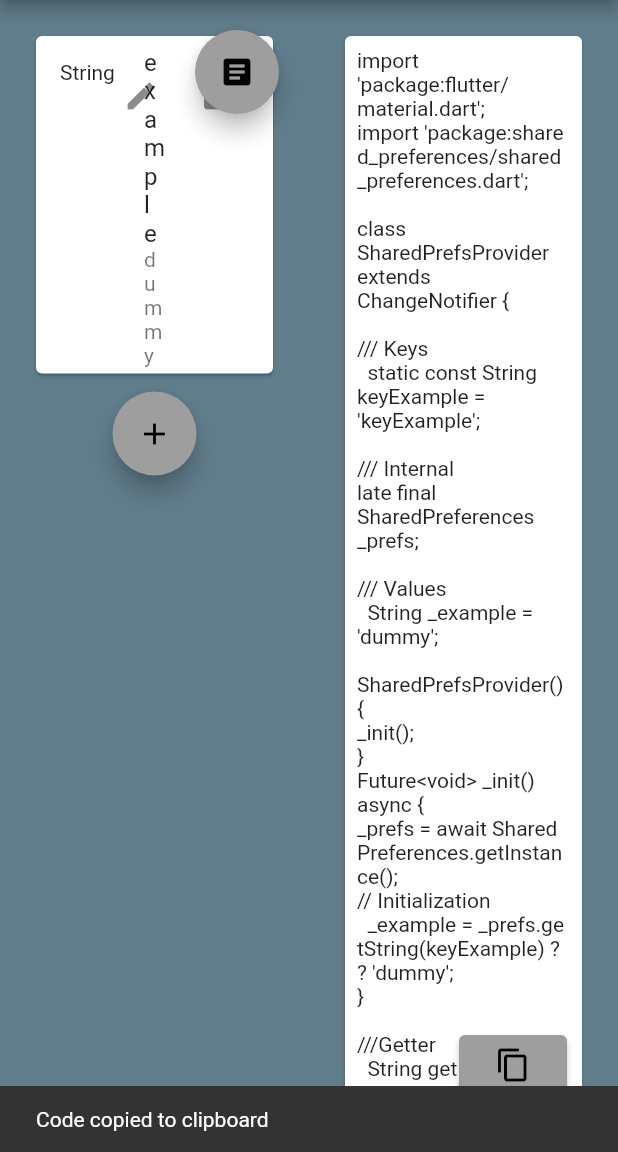
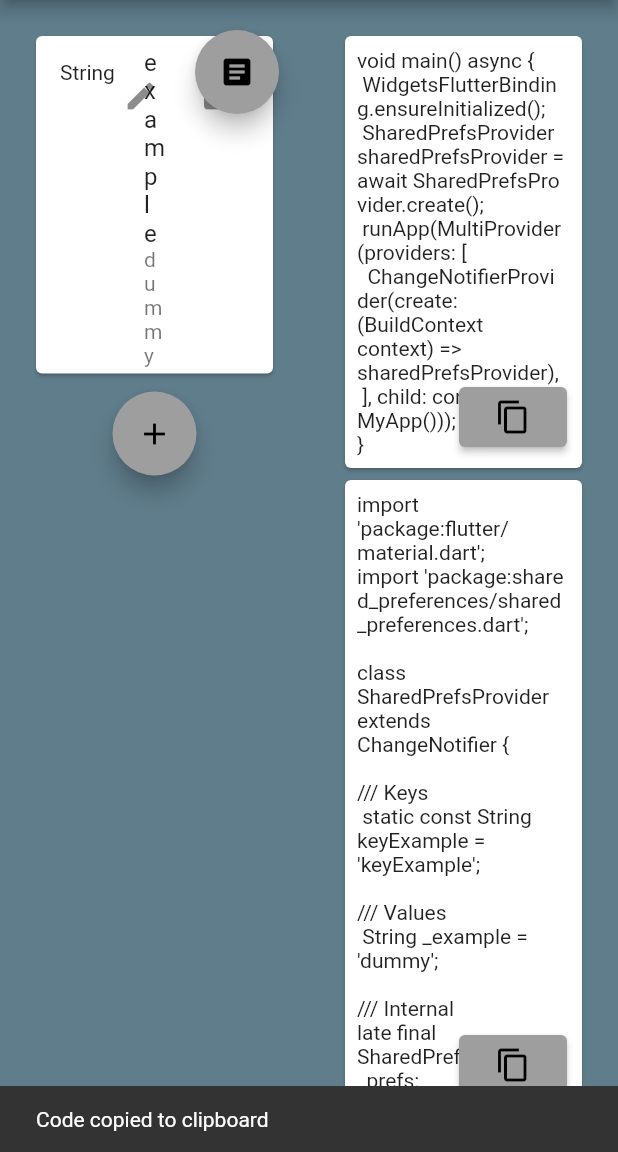
Before and after one commit to synchronisator/SharedPrefProviderGenerator, a Flutter app: the screen it shows after launch, after a tap on the "content copy" icon, on a phone screen of 412 x 824 dp, the part 84-1236 px from its top. Run offline on Flutter 3.47's test engine with Material 2 defaults, Android fonts, the phone set to English and light mode, and no system bars; drawn by our look-alikes of flip_card.

Commit message:
Main, Sigleton und create

```diff
--- a/lib/generator.dart
+++ b/lib/generator.dart
@@ -1,21 +1,38 @@
 import 'package:sharedprefprovidergenerator/item.dart';
 
 class Generator {
+
+
+  static String mainTemplate =
+  "void main() async {\n"
+    "\tWidgetsFlutterBinding.ensureInitialized();\n"
+    "\tSharedPrefsProvider sharedPrefsProvider = await SharedPrefsProvider.create();\n"
+    "\trunApp(MultiProvider(providers: [\n"
+      "\t\tChangeNotifierProvider(create: (BuildContext context) => sharedPrefsProvider),\n"
+    "\t], child: const MyApp()));\n"
+  "}";
 
   //TODO move as template to asset-folder
   static String template = "import 'package:flutter/material.dart';\n"
       "import 'package:shared_preferences/shared_preferences.dart';\n\n"
       "class SharedPrefsProvider extends ChangeNotifier {\n\n"
       "/// Keys\n\n"
+      "/// Values\n\n"
       "/// Internal\n"
       "late final SharedPreferences _prefs;\n"
-      "\n/// Values\n\n"
-      "SharedPrefsProvider(){\n"
-      "_init();\n"
-      "}\n"
+      "static final SharedPrefsProvider _instance = SharedPrefsProvider._internal();\n\n"
+      "factory SharedPrefsProvider() => _instance;\n\n"
+      "SharedPrefsProvider._internal();\n\n"
+
+      "static create() async{\n"
+        "\tvar sharedPrefsProvider = SharedPrefsProvider._internal();\n"
+        "\tawait sharedPrefsProvider._init();\n"
+        "\treturn sharedPrefsProvider;\n"
+      "}\n\n"
+
       "Future<void> _init() async {\n"
-      "_prefs = await SharedPreferences.getInstance();\n"
-      "// Initialization\n"
+      "\t_prefs = await SharedPreferences.getInstance();\n"
+      "\t///Initialization\n"
       "}\n\n"
       "///Getter\n\n"
       "///Setter\n\n"
@@ -36,21 +53,21 @@ class Generator {
           String key =
           "key" + name.toUpperCase().substring(0, 1) + name.substring(1);
       code = code.replaceFirst(
-          "/// Keys", "/// Keys\n  static const String $key = '$key';");
+          "/// Keys", "/// Keys\n\tstatic const String $key = '$key';");
       code = code.replaceFirst("/// Values",
-          "/// Values\n  ${type.getString()} _$name = $defaultValue;");
-      code = code.replaceFirst("// Initialization",
-          "// Initialization\n  _$name = _prefs.${type.getGetter()}($key) ?? $defaultValue;");
+          "/// Values\n\t${type.getString()} _$name = $defaultValue;");
+      code = code.replaceFirst("///Initialization",
+          "///Initialization\n\t\t_$name = _prefs.${type.getGetter()}($key) ?? $defaultValue;");
       code = code.replaceFirst(
-          "///Getter", "///Getter\n  ${type.getString()} get $name => _$name;");
+          "///Getter", "///Getter\n\t${type.getString()} get $name => _$name;");
       code = code.replaceFirst(
           "///Setter",
-          "///Setter\n  "
-              "  set $name(${type.getString()} value) {\n"
-              "    _$name = value;\n"
-              "    _prefs.${type.getSetter()}($key, value);\n"
-              "    notifyListeners();\n"
-              "  }\n");
+          "///Setter\n"
+              "\tset $name(${type.getString()} value) {\n"
+              "\t\t_$name = value;\n"
+              "\t\t_prefs.${type.getSetter()}($key, value);\n"
+              "\t\tnotifyListeners();\n"
+              "\t}\n");
     }
     return code;
   }
--- a/lib/main.dart
+++ b/lib/main.dart
@@ -139,6 +139,36 @@ class _MainPageState extends State<MainPage> {
             flex: 1,
             child: Padding(
                 padding: const EdgeInsets.all(20.0),
+                child: Column(
+                  crossAxisAlignment: CrossAxisAlignment.stretch,
+                  children: [
+                    Card(
+                      child: Stack(
+                        children: [
+                          Padding(
+                            padding: const EdgeInsets.all(8.0),
+                            child: SelectableText(Generator.mainTemplate),
+                          ),
+                          Positioned(
+                              bottom: 10,
+                              right: 10,
+                              child: ElevatedButton(
+                                  onPressed: () {
+                                    Clipboard.setData(
+                                        ClipboardData(text: Generator.mainTemplate));
+                                    ScaffoldMessenger.of(context).showSnackBar(
+                                        const SnackBar(
+                                            content:
+                                            Text("Code copied to clipboard")));
+                                  },
+                                  child: const Padding(
+                                    padding: EdgeInsets.all(8.0),
+                                    child: Icon(Icons.copy),
+                                  ))),
+                        ],
+                      ),
+                    ),
+                    Expanded(
                       child: Card(
                         child: Stack(
                           children: [
@@ -164,7 +194,11 @@ class _MainPageState extends State<MainPage> {
                                     ))),
                           ],
                         ),
-                )),
+                      ),
+                    ),
+                  ],
+                )
+            ),
           )
         ],
       )),
```
Lines whose indentation alone changed are shown as unchanged.
